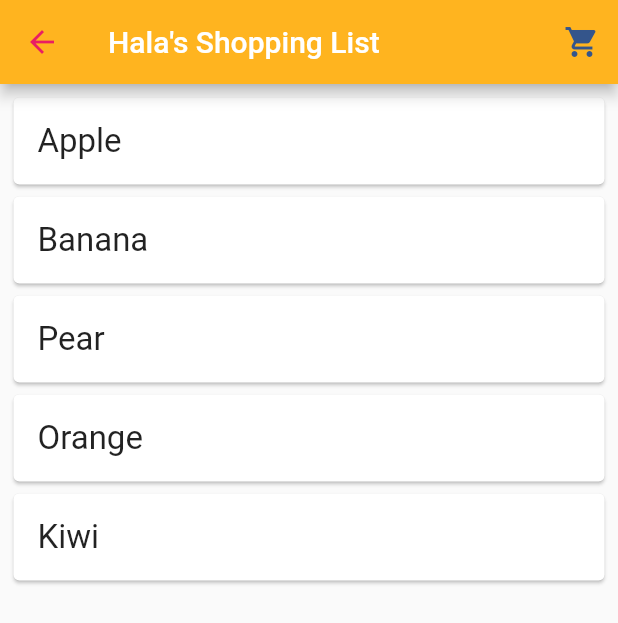
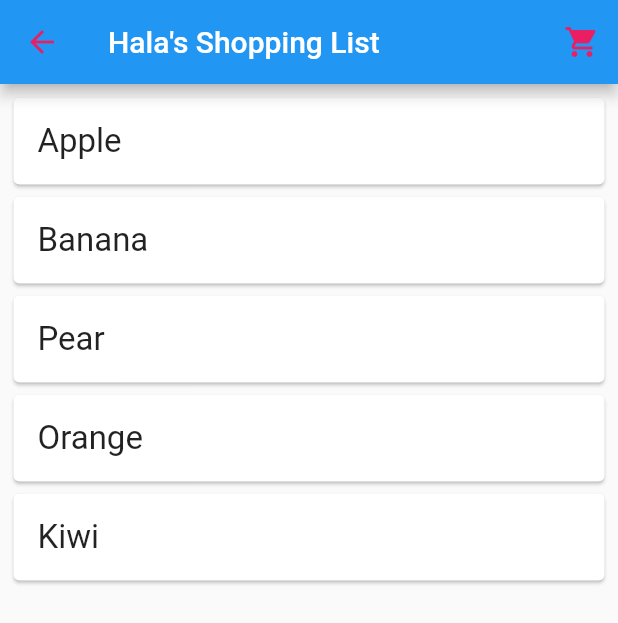
Before and after one commit to faezeh-ashtiani/scanly-flutter, a Flutter app: the ShoppingList screen opened directly, on a phone screen of 412 x 824 dp. Shown: the top 623 px of the screen. Run offline on Flutter 3.47's test engine with Material 2 defaults, Android fonts, the phone set to English and light mode, and no system bars; our stand-ins replace flutter_dotenv, image_picker; network calls fail.

Commit message:
lifted state for colors and base URL

```diff
--- a/lib/screens/list/shoppingList.dart
+++ b/lib/screens/list/shoppingList.dart
@@ -4,22 +4,27 @@ import 'dart:convert';
 
 
 class ShoppingList extends StatefulWidget {
+  final Color indigoBlue;
+  final Color goldenRod;
+  final String baseUrl;
+
+  ShoppingList({
+    this.indigoBlue,
+    this.goldenRod,
+    this.baseUrl,
+  });
 
   @override
-  State<StatefulWidget> createState() {
-    return _ShoppingListState();
-  }
+  State<StatefulWidget> createState() => _ShoppingListState();
 }
 
 class _ShoppingListState extends State<ShoppingList> {
-  final mnBlue = Color(0xff34558B);
-  final chineseYellow = Color(0xffffb41f);
 
   List<String> _shoppingList = [ "Apple", "Banana", "Pear", "Orange", "Kiwi" ];
 
   _getShoppingList() async {
     // make GET request
-    String url = "http://192.168.0.11:8080//getShoppingList?name=faezeh";
+    String url = "${widget.baseUrl}/getShoppingList?name=fake faezeh";
 //    String url = "https://scanly-ada.herokuapp.com/getShoppingList?name=hala";
     Response response = await get(url);
     // sample info available in response
@@ -52,7 +57,7 @@ class _ShoppingListState extends State<ShoppingList> {
   Widget build(BuildContext context) {
     return Scaffold(
         appBar: AppBar(
-          backgroundColor: chineseYellow,
+          backgroundColor: widget.goldenRod,
           iconTheme: IconThemeData(
               color: Colors.pink
           ),
@@ -64,7 +69,7 @@ class _ShoppingListState extends State<ShoppingList> {
 //        ),
           actions: <Widget>[
             IconButton(
-              icon: Icon(Icons.shopping_cart, color: mnBlue,),
+              icon: Icon(Icons.shopping_cart, color: widget.indigoBlue,),
               onPressed: _getShoppingList,
             ),
           ],
```
Also changed, not shown: lib/main.dart (+6 -4 lines), lib/screens/front/frontPage.dart (+28 -12 lines), lib/screens/login/loginForm.dart (+14 -6 lines), lib/screens/scan/scan.dart (+11 -6 lines).
